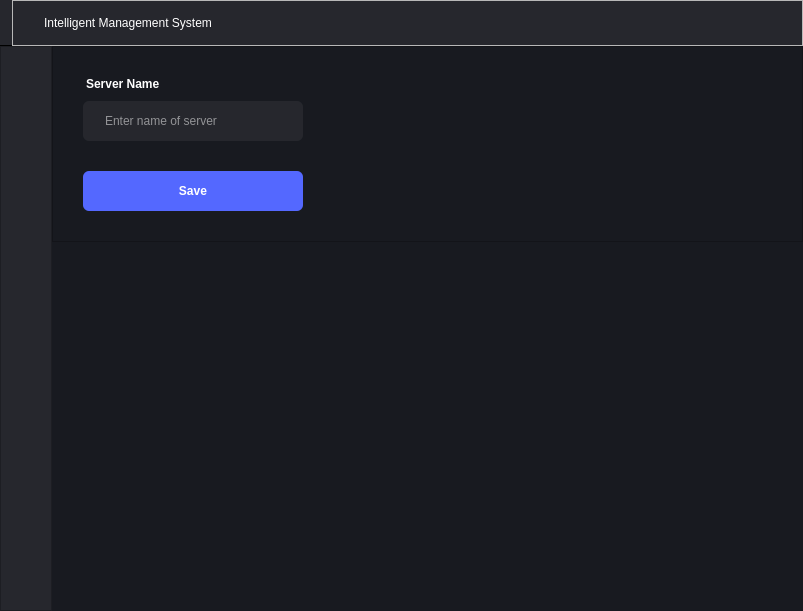
thebadsektor/intelligent_management_system, file main.ui: the form before one commit.
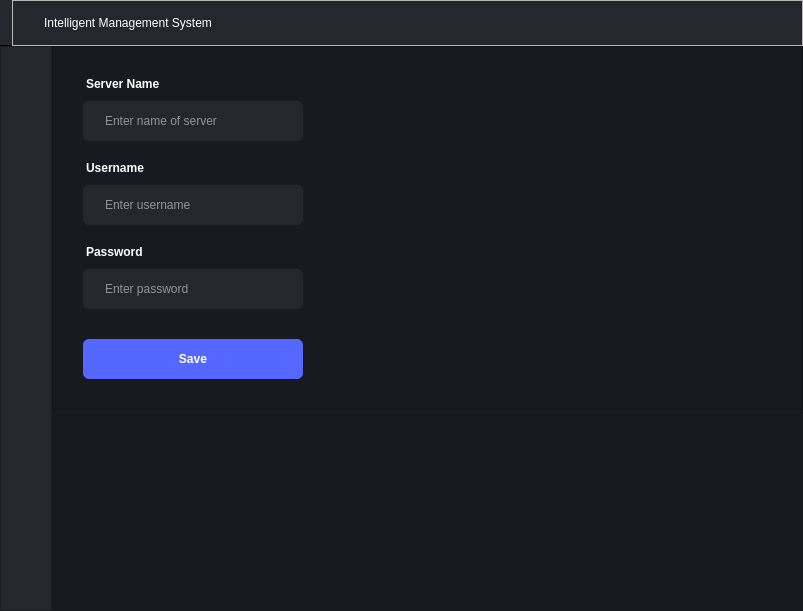
The form after the commit. The open tabs and pages were chosen to show the change. Icons and pictures are not drawn.

Commit message: added username and password for settings

The edit to the form file:
```diff
--- a/main.ui
+++ b/main.ui
@@ -1516,7 +1516,7 @@
 	font-weight: 400;
 	color: white;
 	
-	margin-bottom: 30px;
+	margin-bottom: 20px;
 }</string>
                  </property>
                  <property name="placeholderText">
@@ -1524,6 +1524,95 @@
                  </property>
                 </widget>
                </item>
+               <item>
+                <widget class="QLabel" name="label">
+                 <property name="styleSheet">
+                  <string notr="true">font-family: &quot;Segoe UI&quot;, sans-serif;
+font-size: 12px;
+font-weight: 500;
+color: white;
+background-color: transparent;
+text-align: left;
+margin-bottom: 10px;</string>
+                 </property>
+                 <property name="text">
+                  <string>Username</string>
+                 </property>
+                </widget>
+               </item>
+               <item>
+                <widget class="QLineEdit" name="txtUsernameSettings">
+                 <property name="styleSheet">
+                  <string notr="true">QLineEdit {
+	background-color: #26272D;
+	border-radius: 6px;
+	padding-left: 20px;
+	padding-right: 20px;
+	
+	min-height: 40px;
+	max-height: 40px;
+
+	max-width: 180px;
+	
+	font-family: &quot;Segoe UI&quot;, sans-serif;
+	font-size: 12px;
+	font-weight: 400;
+	color: white;
+	
+	margin-bottom: 20px;
+}</string>
+                 </property>
+                 <property name="text">
+                  <string/>
+                 </property>
+                 <property name="placeholderText">
+                  <string>Enter username</string>
+                 </property>
+                </widget>
+               </item>
+               <item>
+                <widget class="QLabel" name="label_3">
+                 <property name="styleSheet">
+                  <string notr="true">font-family: &quot;Segoe UI&quot;, sans-serif;
+font-size: 12px;
+font-weight: 500;
+color: white;
+background-color: transparent;
+text-align: left;
+margin-bottom: 10px;</string>
+                 </property>
+                 <property name="text">
+                  <string>Password</string>
+                 </property>
+                </widget>
+               </item>
+               <item>
+                <widget class="QLineEdit" name="txtPasswordSettings">
+                 <property name="styleSheet">
+                  <string notr="true">QLineEdit {
+	background-color: #26272D;
+	border-radius: 6px;
+	padding-left: 20px;
+	padding-right: 20px;
+	
+	min-height: 40px;
+	max-height: 40px;
+
+	max-width: 180px;
+	
+	font-family: &quot;Segoe UI&quot;, sans-serif;
+	font-size: 12px;
+	font-weight: 400;
+	color: white;
+	
+	margin-bottom: 30px;
+}</string>
+                 </property>
+                 <property name="placeholderText">
+                  <string>Enter password</string>
+                 </property>
+                </widget>
+               </item>
                <item>
                 <widget class="QPushButton" name="btnSave">
                  <property name="cursor">
```
The commit also changes 4 other files.
